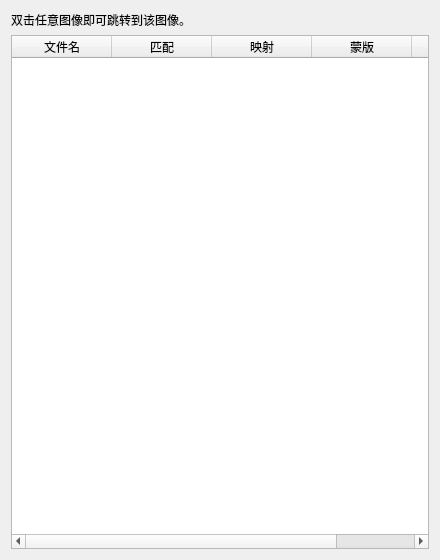
This is meteoalign/ui/image_group_assistant_dialog.ui in HG731GZ/HGMeteoTool as Qt 5 draws it before an edit. The edited form follows.
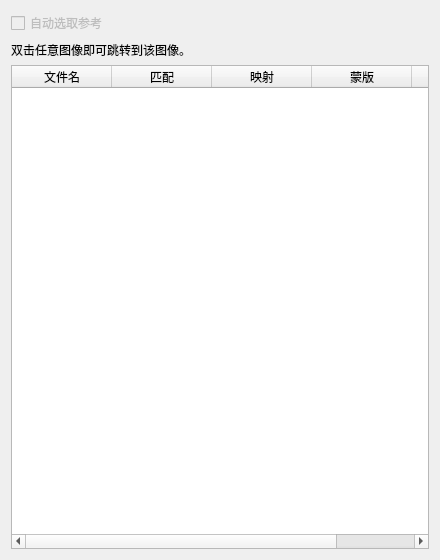
This is the edited form.

Commit message: 参考图像可自动选取，也可在图像组中右键选择

```diff
--- a/meteoalign/ui/image_group_assistant_dialog.ui
+++ b/meteoalign/ui/image_group_assistant_dialog.ui
@@ -26,6 +26,19 @@
    <string>图像组助手</string>
   </property>
   <layout class="QVBoxLayout" name="verticalLayoutImageGroupAssistant">
+   <item>
+    <widget class="QCheckBox" name="checkBoxAutoSelectReference">
+     <property name="toolTip">
+      <string>双击切换图像时，自动选取拍摄时间最近且已有 model.json 的其他图像作为参考。</string>
+     </property>
+     <property name="text">
+      <string>自动选取参考</string>
+     </property>
+     <property name="enabled">
+      <bool>false</bool>
+     </property>
+    </widget>
+   </item>
    <item>
     <widget class="QLabel" name="labelImageGroupHint">
      <property name="text">
```
Left out of the diff: 5 changed lines with no effect on the pictures. The commit also changes 28 other files.
